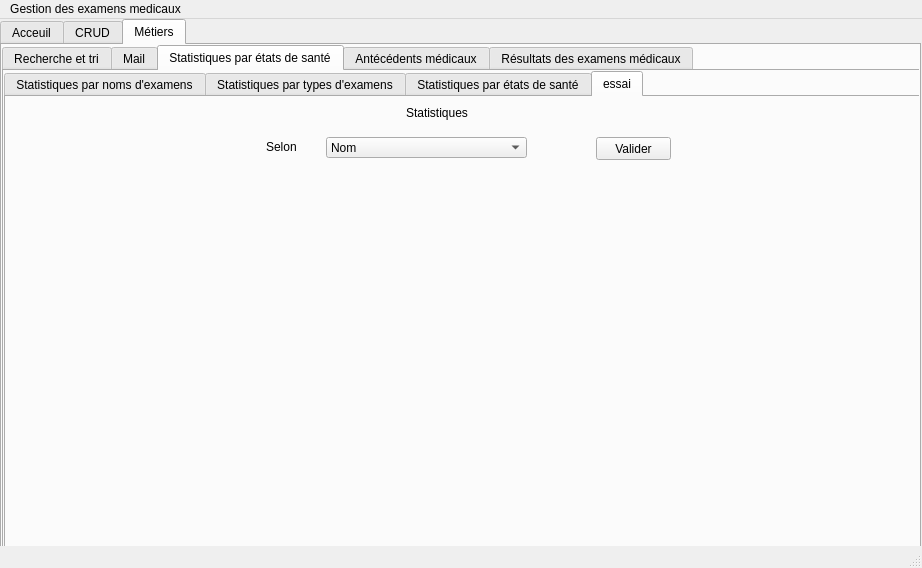
This is mainwindow.ui in TristanMendes/Smart-Olympic-Games as Qt 5 draws it before an edit. The edited form follows.
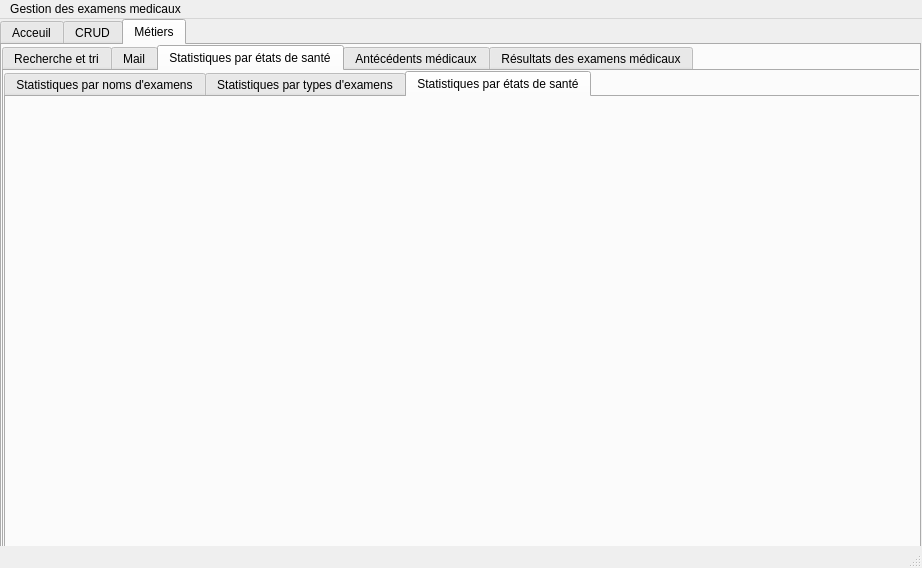
This is the edited form. The open tabs and pages were chosen to show the change. Icons and pictures are not drawn. Custom widgets are drawn as their Qt base class.

Commit message: mise à jour mainwindow.ui

```diff
--- a/mainwindow.ui
+++ b/mainwindow.ui
@@ -1549,98 +1549,6 @@
           <layout class="QGridLayout" name="gridlayout_stat_3"/>
          </widget>
         </widget>
-        <widget class="QWidget" name="tab_24">
-         <attribute name="title">
-          <string>essai</string>
-         </attribute>
-         <widget class="QCustomPlot" name="plot" native="true">
-          <property name="geometry">
-           <rect>
-            <x>20</x>
-            <y>70</y>
-            <width>421</width>
-            <height>311</height>
-           </rect>
-          </property>
-         </widget>
-         <widget class="QCustomPlot" name="customPlot" native="true">
-          <property name="geometry">
-           <rect>
-            <x>480</x>
-            <y>70</y>
-            <width>381</width>
-            <height>311</height>
-           </rect>
-          </property>
-         </widget>
-         <widget class="QPushButton" name="pb_stat">
-          <property name="geometry">
-           <rect>
-            <x>590</x>
-            <y>40</y>
-            <width>75</width>
-            <height>23</height>
-           </rect>
-          </property>
-          <property name="text">
-           <string>Valider</string>
-          </property>
-         </widget>
-         <widget class="QLabel" name="label_35">
-          <property name="geometry">
-           <rect>
-            <x>260</x>
-            <y>40</y>
-            <width>31</width>
-            <height>20</height>
-           </rect>
-          </property>
-          <property name="text">
-           <string>Selon</string>
-          </property>
-         </widget>
-         <widget class="QComboBox" name="choix_stat">
-          <property name="geometry">
-           <rect>
-            <x>320</x>
-            <y>40</y>
-            <width>201</width>
-            <height>21</height>
-           </rect>
-          </property>
-          <item>
-           <property name="text">
-            <string>Nom</string>
-           </property>
-          </item>
-          <item>
-           <property name="text">
-            <string>Type</string>
-           </property>
-          </item>
-          <item>
-           <property name="text">
-            <string>Etat</string>
-           </property>
-          </item>
-         </widget>
-         <widget class="QLabel" name="label_34">
-          <property name="geometry">
-           <rect>
-            <x>400</x>
-            <y>0</y>
-            <width>101</width>
-            <height>31</height>
-           </rect>
-          </property>
-          <property name="styleSheet">
-           <string notr="true">font: 15pt &quot;Calibri&quot;;</string>
-          </property>
-          <property name="text">
-           <string>Statistiques </string>
-          </property>
-         </widget>
-        </widget>
        </widget>
       </widget>
       <widget class="QWidget" name="tab_7">
@@ -2052,14 +1960,6 @@
   </widget>
   <widget class="QStatusBar" name="statusbar"/>
  </widget>
- <customwidgets>
-  <customwidget>
-   <class>QCustomPlot</class>
-   <extends>QWidget</extends>
-   <header>qcustomplot.h</header>
-   <container>1</container>
-  </customwidget>
- </customwidgets>
  <resources/>
  <connections/>
 </ui>
```
Left out of the diff: 2 changed lines with no effect on the pictures.
